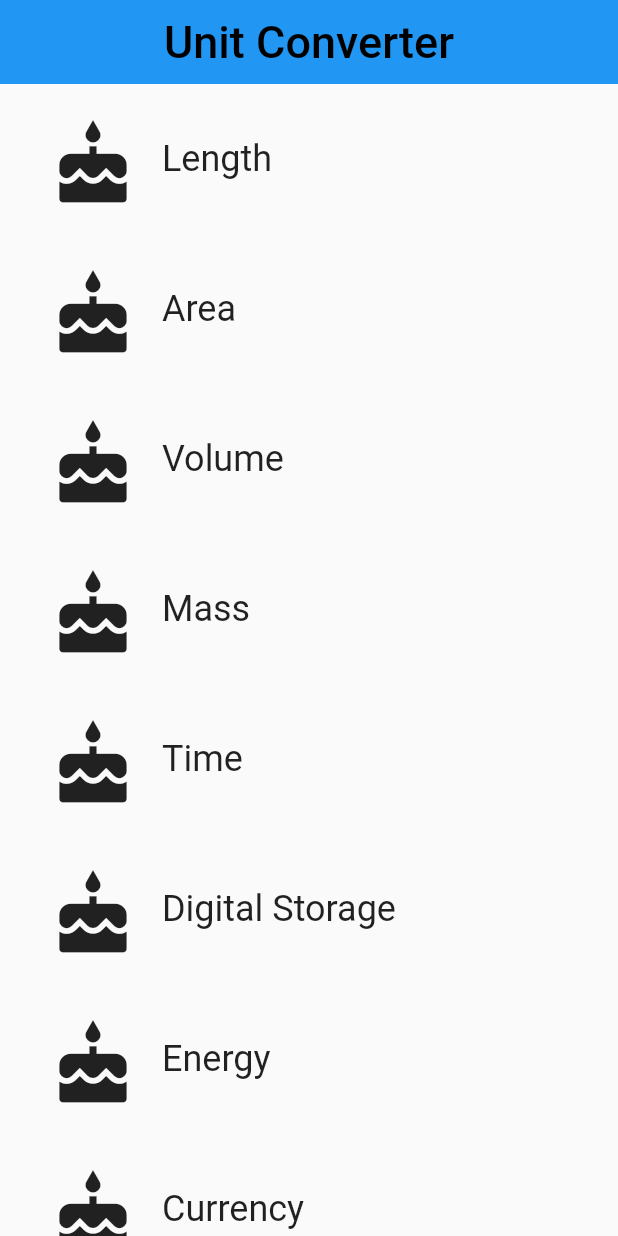
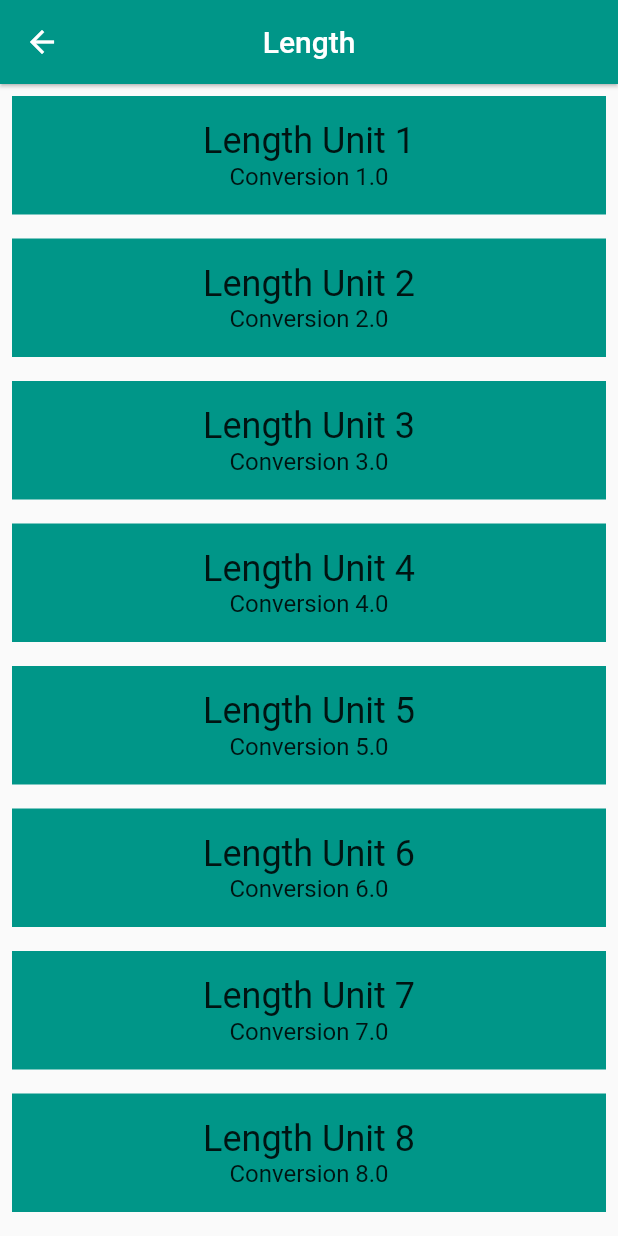
Before and after one commit to omz1990/UnitConverter-Flutter, a Flutter app: the screen it shows after launch, after a tap on "Length", on a phone screen of 412 x 824 dp. Run offline on Flutter 3.47's test engine with Material 2 defaults, Android fonts, the light colour scheme and no system bars.

Commit message:
Add Converter screen and navigation from category to converter

```diff
--- a/lib/category.dart
+++ b/lib/category.dart
@@ -1,15 +1,47 @@
 import 'package:flutter/material.dart';
 import 'package:meta/meta.dart';
+import 'package:unitconverter/converter_screen.dart';
+import 'package:unitconverter/unit.dart';
 
 final _rowHeight = 100.0;
-final _borderRadius = BorderRadius.circular(_rowHeight / 2);
+final _borderRadius = BorderRadius.circular(20);
 
 class Category extends StatelessWidget {
   final String name;
   final ColorSwatch color;
   final IconData iconLocation;
+  final List<Unit> units;
 
-  const Category({Key key, @required this.name, @required this.color, @required this.iconLocation});
+  const Category({
+    Key key,
+    @required this.name,
+    @required this.color,
+    @required this.iconLocation,
+    @required this.units});
+
+  void _navigateToConverter(BuildContext context) {
+    Navigator.of(context).push(MaterialPageRoute<Null>(
+      builder: (BuildContext context) {
+        return Scaffold(
+          appBar: AppBar(
+            elevation: 1.0,
+            title: Text(
+              name,
+              style: TextStyle(
+                  fontSize: 20.0
+              ),
+            ),
+              centerTitle: true,
+            backgroundColor: color,
+          ),
+          body: ConverterScreen(
+            color: color,
+            units: units,
+          ),
+        );
+      }
+    ));
+  }
 
   @override
   Widget build(BuildContext context) {
@@ -21,9 +53,7 @@ class Category extends StatelessWidget {
           borderRadius: _borderRadius,
           highlightColor: color,
           splashColor: color,
-          onTap: () {
-            print('I was tapped');
-          },
+          onTap: () => _navigateToConverter(context),
           child: Padding(
             padding: EdgeInsets.all(8.0),
             child: Row(
--- a/lib/category_screen.dart
+++ b/lib/category_screen.dart
@@ -1,5 +1,6 @@
 import 'package:flutter/material.dart';
 import 'package:unitconverter/category.dart';
+import 'package:unitconverter/unit.dart';
 
 final _backgroundColor = Colors.lightGreenAccent[50];
 
@@ -34,6 +35,16 @@ class CategoryScreen extends StatelessWidget {
     );
   }
 
+  List<Unit> _retrieveUnitList(String categoryName) {
+    return List.generate(10, (int i) {
+      i += 1;
+      return Unit(
+        '$categoryName Unit $i',
+        i.toDouble(),
+      );
+    });
+  }
+
   @override
   Widget build(BuildContext context) {
     final categories = <Category>[];
@@ -43,6 +54,7 @@ class CategoryScreen extends StatelessWidget {
         name: _categoryNames[i],
         color: _baseColors[i],
         iconLocation: Icons.cake,
+        units: _retrieveUnitList(_categoryNames[i]),
       ));
     }
 
@@ -57,8 +69,7 @@ class CategoryScreen extends StatelessWidget {
       title: Text(
         'Unit Converter',
         style: TextStyle(
-            color: Colors.black,
-            fontSize: 30.0
+            fontSize: 20.0
         ),
       ),
       centerTitle: true,
--- /dev/null
+++ b/lib/converter_screen.dart
@@ -0,0 +1,36 @@
+import 'package:flutter/material.dart';
+import 'package:unitconverter/unit.dart';
+
+class ConverterScreen extends StatelessWidget {
+  final Color color;
+  final List<Unit> units;
+
+  const ConverterScreen({Key key, this.color, this.units}) : super(key: key);
+
+  @override
+  Widget build(BuildContext context) {
+    final unitWidgets = units.map((Unit unit) {
+      return Container(
+        color: color,
+        margin: EdgeInsets.all(8.0),
+        padding: EdgeInsets.all(16.0),
+        child: Column(
+          children: <Widget>[
+            Text(
+              unit.name,
+              style: Theme.of(context).textTheme.headline5,
+            ),
+            Text(
+              'Conversion ${unit.conversion}',
+              style: Theme.of(context).textTheme.subtitle1,
+            )
+          ],
+        ),
+      );
+    }).toList();
+
+    return ListView(
+      children: unitWidgets,
+    );
+  }
+}
--- /dev/null
+++ b/lib/unit.dart
@@ -0,0 +1,11 @@
+
+class Unit {
+  final String name;
+  final double conversion;
+
+  const Unit(this.name, this.conversion);
+
+  Unit.fromJson(Map jsonMap) :
+        name = jsonMap['name'],
+        conversion = jsonMap['conversion'];
+}
```
